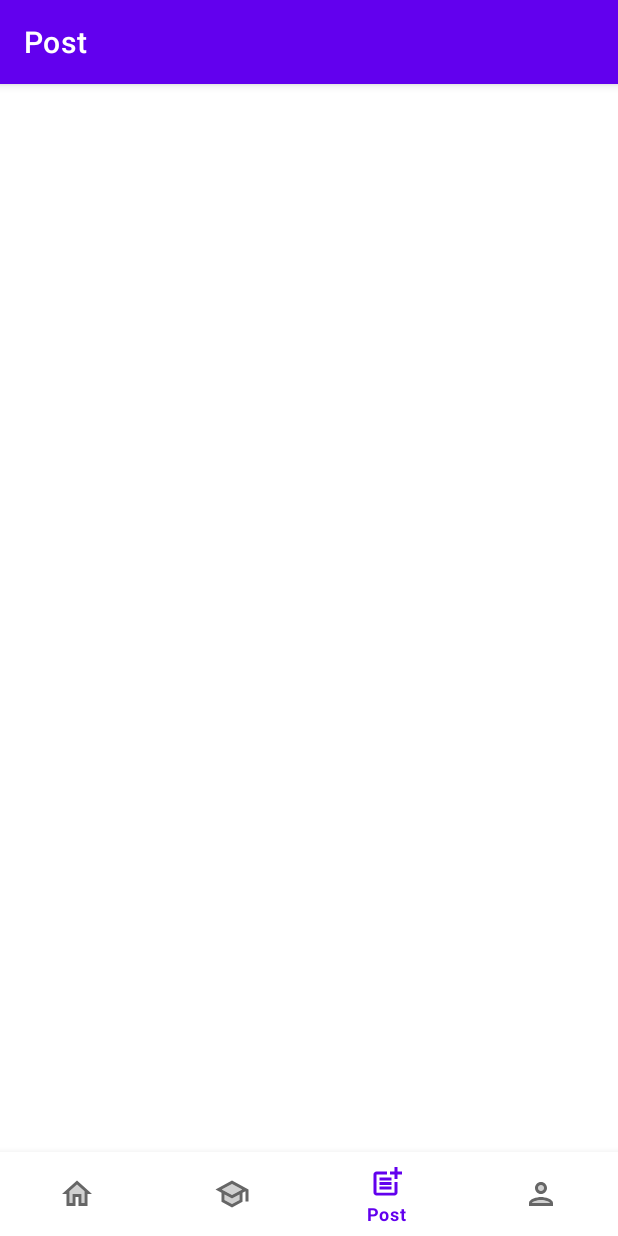
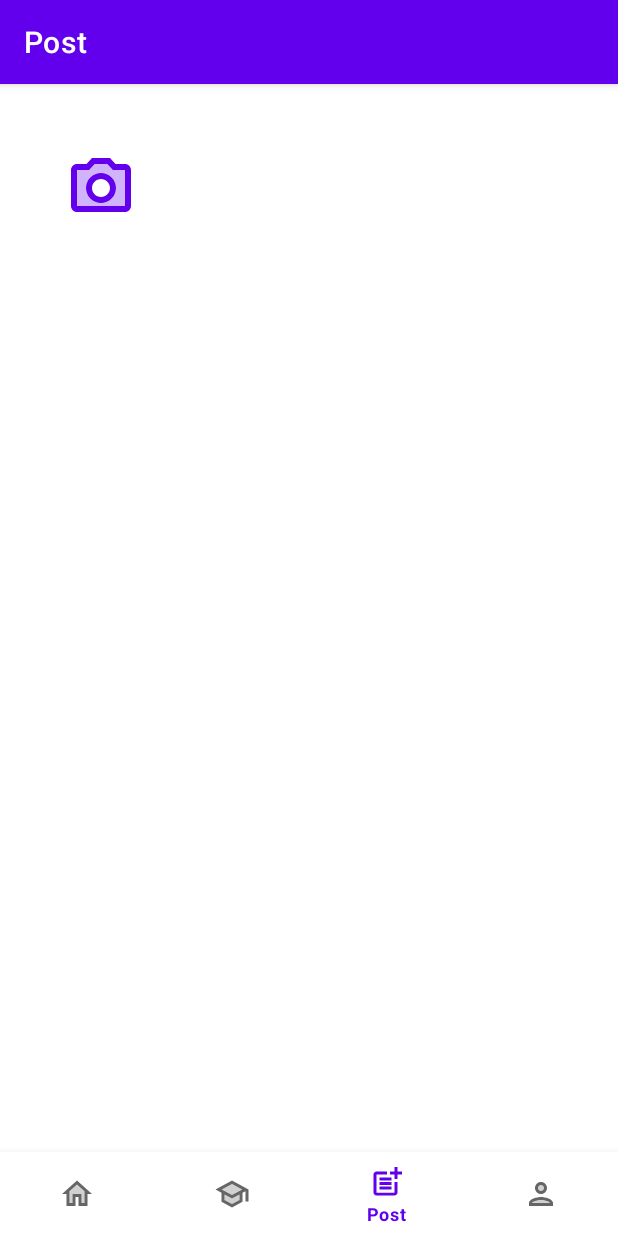
Before and after one commit to Codepath-Group16/UniGram, an Android app: the PostFragment screen opened through its navigation route, on a phone screen of 412 x 824 dp. Run offline under Robolectric (Android 15) with nearby library versions, the phone set to English and light mode, and no system bars; our stand-ins replace navigation-ui; pictures from the network do not load.

Commit message:
✨ feat: include add new photo button

```diff
--- a/app/src/main/java/com/codepath_group16/unigram/ui/post/MediaStoreImage.java
+++ b/app/src/main/java/com/codepath_group16/unigram/ui/post/MediaStoreImage.java
@@ -18,6 +18,7 @@ package com.codepath_group16.unigram.ui.post;
  * limitations under the License.
  */
 
+import android.media.browse.MediaBrowser;
 import android.net.Uri;
 
 import androidx.annotation.NonNull;
@@ -73,3 +74,23 @@ class MediaStoreImage {
         return this.id == image.id && this.displayName.equals(image.displayName) && this.contentUri.equals(image.contentUri);
     }
 }
+
+class MediaCameraItem extends MediaStoreImage {
+
+    public MediaCameraItem() {
+        super(-1, null, null, null);
+    }
+
+    @Override
+    public boolean equals(Object obj) {
+        if (obj == this)
+            return true;
+
+        if (getClass() != obj.getClass())
+            return false;
+
+        MediaCameraItem new_photo = (MediaCameraItem) obj;
+
+        return this.id == new_photo.id;
+    }
+}
--- a/app/src/main/java/com/codepath_group16/unigram/ui/post/PostFragment.java
+++ b/app/src/main/java/com/codepath_group16/unigram/ui/post/PostFragment.java
@@ -1,6 +1,7 @@
 package com.codepath_group16.unigram.ui.post;
 
 import android.Manifest;
+import android.content.Context;
 import android.content.Intent;
 import android.net.Uri;
 import android.os.Bundle;
@@ -9,6 +10,7 @@ import android.view.LayoutInflater;
 import android.view.View;
 import android.view.ViewGroup;
 import android.widget.ImageView;
+import android.widget.Toast;
 
 import androidx.annotation.NonNull;
 import androidx.core.content.ContextCompat;
@@ -161,30 +163,57 @@ public class PostFragment extends Fragment {
     /**
      * A {@link ListAdapter for {@link MediaStoreImage}s.
      */
-    private static class GalleryAdapter extends ListAdapter<MediaStoreImage, ImageViewHolder> {
+    private static class GalleryAdapter extends ListAdapter<MediaStoreImage, RecyclerView.ViewHolder> {
+
+        final int IMAGE_VIEW_TYPE = 0;
+        final int OPEN_CAMERA_VIEW_TYPE = 1;
 
         protected GalleryAdapter() {
             super(MediaStoreImage.DiffCallback);
         }
 
+        @Override
+        public int getItemViewType(int position) {
+            if (MediaCameraItem.class.equals(getItem(position).getClass())) {
+                return OPEN_CAMERA_VIEW_TYPE;
+            }
+            return IMAGE_VIEW_TYPE;
+        }
+
         @NonNull
         @Override
-        public ImageViewHolder onCreateViewHolder(@NonNull ViewGroup parent, int viewType) {
+        public RecyclerView.ViewHolder onCreateViewHolder(@NonNull ViewGroup parent, int viewType) {
             LayoutInflater layoutInflater = LayoutInflater.from(parent.getContext());
+            switch (viewType) {
+                case OPEN_CAMERA_VIEW_TYPE:
+                    View openCameraView = layoutInflater.inflate(R.layout.gallery_open_camera_layout, parent, false);
+                    return new NewImageViewHolder(openCameraView, parent.getContext());
+                case IMAGE_VIEW_TYPE:
+                default:
                     View view = layoutInflater.inflate(R.layout.gallery_layout, parent, false);
                     return new ImageViewHolder(view);
             }
+        }
 
         @Override
-        public void onBindViewHolder(@NonNull ImageViewHolder holder, int position) {
+        public void onBindViewHolder(@NonNull RecyclerView.ViewHolder holder, int position) {
+
+            switch (holder.getItemViewType()) {
+                case OPEN_CAMERA_VIEW_TYPE:
+                    break;
+                case IMAGE_VIEW_TYPE:
+                default:
                     MediaStoreImage mediaStoreImage = getItem(position);
-            holder.getRootView().setTag(mediaStoreImage);
+                    ImageViewHolder h = (ImageViewHolder) holder;
+                    h.getRootView().setTag(mediaStoreImage);
 
-            Glide.with(holder.getImageView())
+                    Glide.with(h.getImageView())
                             .load(mediaStoreImage.contentUri)
                             .thumbnail(0.33f)
                             .centerCrop()
-                    .into(holder.getImageView());
+                            .into(h.getImageView());
+            }
+
         }
     }
 }
@@ -211,3 +240,15 @@ class ImageViewHolder extends RecyclerView.ViewHolder {
         return mRootView;
     }
 }
+
+/**
+ * Basic {@link RecyclerView.ViewHolder} for our new image button.
+ */
+class NewImageViewHolder extends RecyclerView.ViewHolder {
+
+    public NewImageViewHolder(@NonNull View itemView, Context context) {
+        super(itemView);
+        itemView.setOnClickListener(v -> Toast.makeText(context, "Hello", Toast.LENGTH_SHORT).show());
+    }
+
+}
--- a/app/src/main/java/com/codepath_group16/unigram/ui/post/PostViewModel.java
+++ b/app/src/main/java/com/codepath_group16/unigram/ui/post/PostViewModel.java
@@ -73,6 +73,11 @@ public class PostViewModel extends AndroidViewModel {
 
     private List<MediaStoreImage> queryImages() {
         ArrayList<MediaStoreImage> images = new ArrayList<>();
+
+        /*
+         * Add the open the camera item as the first item
+         */
+        images.add(new MediaCameraItem());
 
         /*
          * A key concept when working with Android {@link ContentProvider}s is something called
--- /dev/null
+++ b/app/src/main/res/drawable/ic_camera.xml
@@ -0,0 +1,15 @@
+<vector xmlns:android="http://schemas.android.com/apk/res/android"
+    android:width="24dp"
+    android:height="24dp"
+    android:viewportWidth="24"
+    android:viewportHeight="24"
+    android:tint="?attr/colorControlNormal">
+  <path
+      android:fillColor="@android:color/white"
+      android:pathData="M14.12,4H9.88L8.05,6H4v12h16V6h-4.05l-1.83,-2zM12,17c-2.76,0 -5,-2.24 -5,-5s2.24,-5 5,-5 5,2.24 5,5 -2.24,5 -5,5z"
+      android:strokeAlpha="0.3"
+      android:fillAlpha="0.3"/>
+  <path
+      android:fillColor="@android:color/white"
+      android:pathData="M20,4h-3.17L15,2L9,2L7.17,4L4,4c-1.1,0 -2,0.9 -2,2v12c0,1.1 0.9,2 2,2h16c1.1,0 2,-0.9 2,-2L22,6c0,-1.1 -0.9,-2 -2,-2zM20,18L4,18L4,6h4.05l1.83,-2h4.24l1.83,2L20,6v12zM12,7c-2.76,0 -5,2.24 -5,5s2.24,5 5,5 5,-2.24 5,-5 -2.24,-5 -5,-5zM12,15c-1.65,0 -3,-1.35 -3,-3s1.35,-3 3,-3 3,1.35 3,3 -1.35,3 -3,3z"/>
+</vector>
--- /dev/null
+++ b/app/src/main/res/layout/gallery_open_camera_layout.xml
@@ -0,0 +1,37 @@
+<?xml version="1.0" encoding="utf-8"?><!--
+  ~ Copyright (C) 2019 The Android Open Source Project
+  ~
+  ~ Licensed under the Apache License, Version 2.0 (the "License");
+  ~ you may not use this file except in compliance with the License.
+  ~ You may obtain a copy of the License at
+  ~
+  ~      http://www.apache.org/licenses/LICENSE-2.0
+  ~
+  ~ Unless required by applicable law or agreed to in writing, software
+  ~ distributed under the License is distributed on an "AS IS" BASIS,
+  ~ WITHOUT WARRANTIES OR CONDITIONS OF ANY KIND, either express or implied.
+  ~ See the License for the specific language governing permissions and
+  ~ limitations under the License.
+  -->
+
+<androidx.constraintlayout.widget.ConstraintLayout xmlns:android="http://schemas.android.com/apk/res/android"
+    xmlns:app="http://schemas.android.com/apk/res-auto"
+    android:layout_width="match_parent"
+    android:layout_height="wrap_content">
+
+    <Button
+        android:id="@+id/new_image"
+        style="@style/Widget.MaterialComponents.Button.TextButton.Icon"
+        android:layout_width="0dp"
+        android:layout_height="0dp"
+        android:padding="1dp"
+        app:icon="@drawable/ic_camera"
+        app:iconGravity="textStart"
+        app:iconSize="48dp"
+        app:layout_constraintBottom_toBottomOf="parent"
+        app:layout_constraintDimensionRatio="1:1"
+        app:layout_constraintEnd_toEndOf="parent"
+        app:layout_constraintStart_toStartOf="parent"
+        app:layout_constraintTop_toTopOf="parent" />
+
+</androidx.constraintlayout.widget.ConstraintLayout>
```
Lines whose indentation alone changed are shown as unchanged.
